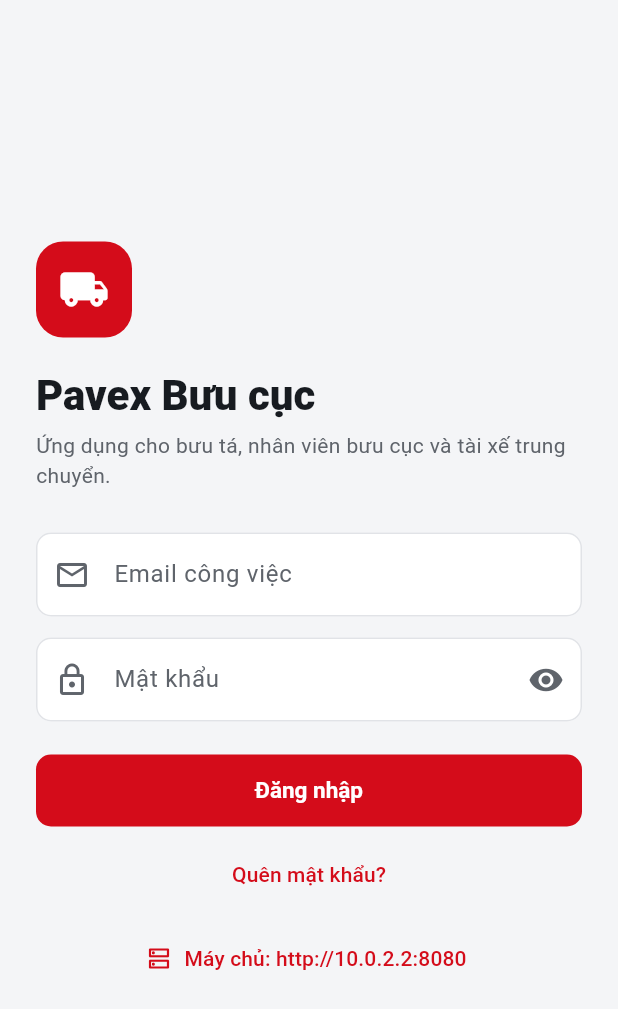
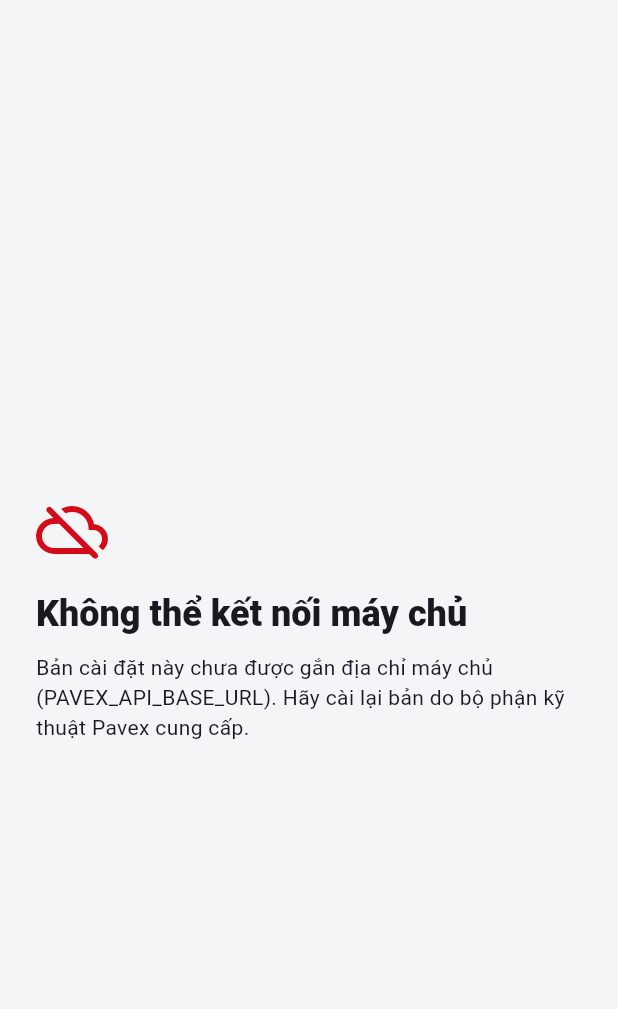
Before and after one commit to baophnc/pavex-warehouse, a Flutter app: the screen it shows after launch, on a phone screen of 412 x 824 dp. Shown: the top 1009 px of the screen. Run offline on Flutter 3.47's test engine with Material 3 defaults, Android fonts, the phone set to English and light mode, and no system bars; our stand-ins replace battery_plus, flutter_secure_storage, geolocator, image_picker, shared_preferences, signature; missing offline and left inert: mobile_scanner; accounts and stored records are empty.

Commit message:
feat: release build for the field app
- App id vn.pavex.field (Android namespace/applicationId and MainActivity package,
  iOS and macOS bundle ids incl. RunnerTests); display name "Pavex Hiện trường";
  a real pubspec description. The id is a default until the final one is chosen.
- Android release is signed only with android/key.properties; without it the
  release build stops with a clear message. Debug/profile keep the debug key.
  key.properties, *.jks and *.keystore are git-ignored; key.properties.example added.
- HTTPS only in release: usesCleartextTraffic="false" in the main manifest, re-enabled
  for debug/profile; iOS drops NSAllowsArbitraryLoads and keeps NSAllowsLocalNetworking.
- Release builds hide the server button, ignore a saved address and use only
  --dart-define=PAVEX_API_BASE_URL, which must be https://; otherwise the app shows
  a "Không thể kết nối máy chủ" screen. Tests cover the rule.
- README: release steps in Vietnamese (keystore, key.properties, appbundle/ipa, API URL).

Co-Authored-By: Claude Opus 5.5 <noreply@anthropic.com>

```diff
--- a/lib/app.dart
+++ b/lib/app.dart
@@ -38,7 +38,7 @@ class PavexWarehouseApp extends StatelessWidget {
         session: session,
         config: config,
         child: MaterialApp(
-          title: 'Pavex Bưu cục',
+          title: 'Pavex Hiện trường',
           debugShowCheckedModeBanner: false,
           theme: pavexTheme(Brightness.light),
           darkTheme: pavexTheme(Brightness.dark),
--- a/lib/core/config.dart
+++ b/lib/core/config.dart
@@ -1,30 +1,60 @@
 import 'package:flutter/foundation.dart';
 import 'package:shared_preferences/shared_preferences.dart';
 
-/// Where the Pavex API gateway lives. Editable on the login screen so the same
-/// build works on an emulator, a simulator or a phone on the office Wi‑Fi.
+/// Where the Pavex API gateway lives.
+///
+/// Debug and profile builds let anyone change it on the login screen, so the same build works on an
+/// emulator, a simulator or a phone on the office Wi‑Fi. A release build only uses the address baked in
+/// with `--dart-define=PAVEX_API_BASE_URL=https://…`, and refuses to start without a valid HTTPS one.
 class AppConfig {
-  AppConfig._(this._prefs, this._baseUrl);
+  AppConfig._(this._prefs, this._baseUrl, {required this.editable, this.error});
 
   static const _key = 'pavex.apiBaseUrl';
 
   final SharedPreferences _prefs;
   String _baseUrl;
 
+  /// Whether the login screen may offer to change the server address (never in a release build).
+  final bool editable;
+
+  /// Why this build cannot reach a server, shown instead of the app; null when the address is usable.
+  final String? error;
+
   String get baseUrl => _baseUrl;
 
-  static Future<AppConfig> load() async {
+  /// [release] and [buildBaseUrl] default to this build's values; tests pass their own.
+  static Future<AppConfig> load({bool release = kReleaseMode, String buildBaseUrl = _buildBaseUrl}) async {
     final prefs = await SharedPreferences.getInstance();
-    return AppConfig._(prefs, prefs.getString(_key) ?? defaultBaseUrl());
+    if (release) {
+      return AppConfig._(prefs, normalize(buildBaseUrl), editable: false, error: releaseBaseUrlError(buildBaseUrl));
+    }
+    return AppConfig._(prefs, prefs.getString(_key) ?? defaultBaseUrl(buildBaseUrl), editable: true);
   }
 
-  /// Set at build time for a real phone, e.g.
+  /// Set at build time: required for a release build, optional otherwise, e.g.
   /// `flutter run --dart-define=PAVEX_API_BASE_URL=http://localhost:8080` with `adb reverse`.
   static const _buildBaseUrl = String.fromEnvironment('PAVEX_API_BASE_URL');
 
+  /// The message shown when a release build's server address is missing or not HTTPS; null when it is fine.
+  static String? releaseBaseUrlError(String value) {
+    final url = value.trim();
+    if (url.isEmpty) {
+      return 'Bản cài đặt này chưa được gắn địa chỉ máy chủ (PAVEX_API_BASE_URL). '
+          'Hãy cài lại bản do bộ phận kỹ thuật Pavex cung cấp.';
+    }
+    final uri = Uri.tryParse(url);
+    if (uri == null || uri.scheme != 'https' || uri.host.isEmpty || uri.userInfo.isNotEmpty || uri.hasQuery || uri.hasFragment) {
+      return 'Địa chỉ máy chủ của bản cài đặt này không hợp lệ: "$url". '
+          'Bản phát hành chỉ kết nối qua https://. Hãy báo bộ phận kỹ thuật Pavex.';
+    }
+    return null;
+  }
+
+  static String normalize(String value) => value.trim().replaceAll(RegExp(r'/+$'), '');
+
   /// The Android emulator reaches the host machine through 10.0.2.2; a real phone does not.
-  static String defaultBaseUrl() {
-    if (_buildBaseUrl.isNotEmpty) return _buildBaseUrl;
+  static String defaultBaseUrl([String buildBaseUrl = _buildBaseUrl]) {
+    if (buildBaseUrl.isNotEmpty) return normalize(buildBaseUrl);
     if (!kIsWeb && defaultTargetPlatform == TargetPlatform.android) {
       return 'http://10.0.2.2:8080';
     }
@@ -32,7 +62,8 @@ class AppConfig {
   }
 
   Future<void> setBaseUrl(String value) async {
-    final normalized = value.trim().replaceAll(RegExp(r'/+$'), '');
+    if (!editable) throw StateError('The server address is fixed in a release build.');
+    final normalized = normalize(value);
     _baseUrl = normalized.isEmpty ? defaultBaseUrl() : normalized;
     await _prefs.setString(_key, _baseUrl);
   }
--- a/lib/main.dart
+++ b/lib/main.dart
@@ -5,10 +5,15 @@ import 'core/api.dart';
 import 'core/config.dart';
 import 'core/session.dart';
 import 'data/repository.dart';
+import 'ui/config_error_screen.dart';
 
 Future<void> main() async {
   WidgetsFlutterBinding.ensureInitialized();
   final config = await AppConfig.load();
+  if (config.error != null) {
+    runApp(ConfigErrorApp(message: config.error!));
+    return;
+  }
   final session = SessionController(PavexRepository(ApiClient(config)));
   await session.restore();
   runApp(PavexWarehouseApp(session: session, config: config));
--- /dev/null
+++ b/lib/ui/config_error_screen.dart
@@ -0,0 +1,45 @@
+import 'package:flutter/material.dart';
+
+import 'theme.dart';
+
+/// Shown instead of the app when a release build has no usable server address.
+class ConfigErrorApp extends StatelessWidget {
+  const ConfigErrorApp({super.key, required this.message});
+
+  final String message;
+
+  @override
+  Widget build(BuildContext context) => MaterialApp(
+        title: 'Pavex Hiện trường',
+        debugShowCheckedModeBanner: false,
+        theme: pavexTheme(Brightness.light),
+        darkTheme: pavexTheme(Brightness.dark),
+        home: Builder(
+          builder: (context) => Scaffold(
+            body: SafeArea(
+              child: Center(
+                child: SingleChildScrollView(
+                  padding: const EdgeInsets.all(24),
+                  child: ConstrainedBox(
+                    constraints: const BoxConstraints(maxWidth: 420),
+                    child: Column(
+                      crossAxisAlignment: CrossAxisAlignment.start,
+                      children: [
+                        Icon(Icons.cloud_off_rounded, size: 48, color: Theme.of(context).colorScheme.error),
+                        const SizedBox(height: 16),
+                        Text(
+                          'Không thể kết nối máy chủ',
+                          style: Theme.of(context).textTheme.headlineSmall?.copyWith(fontWeight: FontWeight.w800),
+                        ),
+                        const SizedBox(height: 10),
+                        Text(message),
+                      ],
+                    ),
+                  ),
+                ),
+              ),
+            ),
+          ),
+        ),
+      );
+}
--- a/lib/ui/login_screen.dart
+++ b/lib/ui/login_screen.dart
@@ -101,7 +101,7 @@ class _LoginScreenState extends State<LoginScreen> {
                       ),
                     ),
                     const SizedBox(height: 20),
-                    Text('Pavex Bưu cục', style: Theme.of(context).textTheme.headlineMedium?.copyWith(fontWeight: FontWeight.w900)),
+                    Text('Pavex Hiện trường', style: Theme.of(context).textTheme.headlineMedium?.copyWith(fontWeight: FontWeight.w900)),
                     const SizedBox(height: 6),
                     Text(
                       'Ứng dụng cho bưu tá, nhân viên bưu cục và tài xế trung chuyển.',
@@ -145,12 +145,15 @@ class _LoginScreenState extends State<LoginScreen> {
                     ),
                     const SizedBox(height: 8),
                     TextButton(onPressed: _busy ? null : _forgotPassword, child: const Text('Quên mật khẩu?')),
+                    // Release builds talk only to the HTTPS address they were built with.
+                    if (config.editable) ...[
                       const SizedBox(height: 8),
                       TextButton.icon(
                         onPressed: _editServer,
                         icon: const Icon(Icons.dns_outlined, size: 18),
                         label: Text('Máy chủ: ${config.baseUrl}', overflow: TextOverflow.ellipsis),
                       ),
+                    ],
                   ],
                 ),
               ),
--- a/pubspec.yaml
+++ b/pubspec.yaml
@@ -1,5 +1,5 @@
 name: pavex_warehouse
-description: "A new Flutter project."
+description: "Pavex Hiện trường: ứng dụng cho bưu tá, nhân viên bưu cục và tài xế trung chuyển của Pavex."
 # The following line prevents the package from being accidentally published to
 # pub.dev using `flutter pub publish`. This is preferred for private packages.
 publish_to: 'none' # Remove this line if you wish to publish to pub.dev
```
Also changed, not shown: 15 other files. Lines whose indentation alone changed are shown as unchanged.
